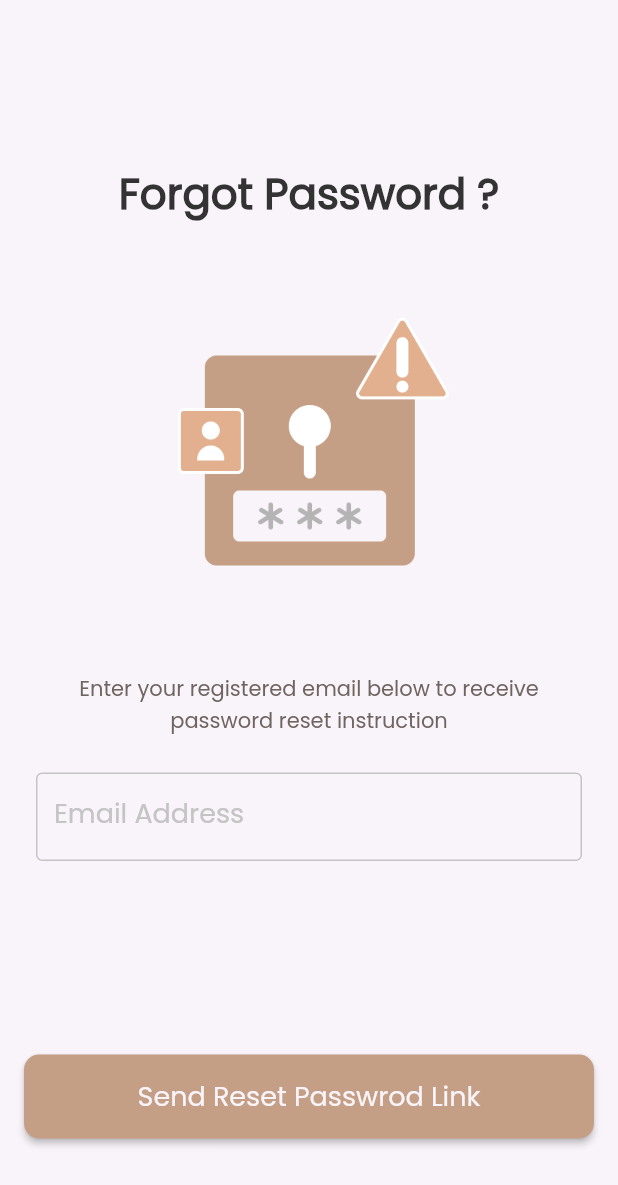
After one commit to HappyTechChannel/dalel, a Flutter app: the ForgotPasswordView screen opened by its route, on a phone screen of 412 x 824 dp. The commit adds this screen. Shown: the top 1185 px of the screen. Run offline on Flutter 3.47's test engine with Material 2 defaults, Android fonts, the phone set to English and light mode, and no system bars; our stand-ins replace firebase_auth, firebase_core, flutter_bloc, flutter_svg, fluttertoast, get_it and 3 more; accounts and stored records are empty.

Commit message:
Reset Password

```diff
--- a/lib/core/routes/app_router.dart
+++ b/lib/core/routes/app_router.dart
@@ -1,4 +1,5 @@
 import 'package:dalel/features/auth/presentation/auth_cubit/cubit/auth_cubit.dart';
+import 'package:dalel/features/auth/presentation/views/forgot_password.dart';
 import 'package:dalel/features/auth/presentation/views/sign_in_view.dart';
 import 'package:dalel/features/auth/presentation/views/sign_up_view.dart';
 import 'package:dalel/features/home/presentation/views/home_view.dart';
@@ -32,6 +33,13 @@ final GoRouter router = GoRouter(
       ),
     ),
     GoRoute(
+      path: "/forgotPassword",
+      builder: (context, state) => BlocProvider(
+        create: (context) => AuthCubit(),
+        child: const ForgotPasswordView(),
+      ),
+    ),
+    GoRoute(
       path: "/home",
       builder: (context, state) => const HomeView(),
     ),
--- a/lib/core/utils/app_strings.dart
+++ b/lib/core/utils/app_strings.dart
@@ -60,7 +60,7 @@ abstract class AppStrings {
       backToHome = "Back To Home",
       //!Forgot password
       forgotPasswordPage = "Forgot Password",
-      sendVerificationCode = "Send Verification Code",
+      sendResetPasswordLink = "Send Reset Passwrod Link",
       verificationNow = "Verification Now",
       resendCode = "Resend Code",
       verifyAccount = "Verify Account",
--- a/lib/features/auth/presentation/auth_cubit/cubit/auth_cubit.dart
+++ b/lib/features/auth/presentation/auth_cubit/cubit/auth_cubit.dart
@@ -13,6 +13,7 @@ class AuthCubit extends Cubit<AuthState> {
   bool? obscurePasswordTextValue = true;
   GlobalKey<FormState> signupFormKey = GlobalKey();
   GlobalKey<FormState> signinFormKey = GlobalKey();
+  GlobalKey<FormState> forgotPasswordFormKey = GlobalKey();
 
   signUpWithEmailAndPassword() async {
     try {
@@ -83,4 +84,14 @@ class AuthCubit extends Cubit<AuthState> {
       );
     }
   }
+
+  resetPasswordWithLink() async {
+    try {
+      emit(ResetPasswordLoadingState());
+      await FirebaseAuth.instance.sendPasswordResetEmail(email: emailAddress!);
+      emit(ResetPasswordSuccessState());
+    } catch (e) {
+      emit(ResetPasswordFailureState(errMessage: e.toString()));
+    }
+  }
 }
--- a/lib/features/auth/presentation/auth_cubit/cubit/auth_state.dart
+++ b/lib/features/auth/presentation/auth_cubit/cubit/auth_state.dart
@@ -22,6 +22,16 @@ final class SigninFailureState extends AuthState {
   SigninFailureState({required this.errMessage});
 }
 
+final class ResetPasswordLoadingState extends AuthState {}
+
+final class ResetPasswordSuccessState extends AuthState {}
+
+final class ResetPasswordFailureState extends AuthState {
+  final String errMessage;
+
+  ResetPasswordFailureState({required this.errMessage});
+}
+
 final class TermsAndConditionUpdateState extends AuthState {}
 
 final class ObscurePasswordTextUpdateState extends AuthState {}
--- /dev/null
+++ b/lib/features/auth/presentation/views/forgot_password.dart
@@ -0,0 +1,28 @@
+import 'package:dalel/core/utils/app_strings.dart';
+import 'package:dalel/features/auth/presentation/widgets/custom_forgot_password_form.dart';
+import 'package:dalel/features/auth/presentation/widgets/forgot_password_image.dart';
+import 'package:dalel/features/auth/presentation/widgets/forgot_password_sub_title.dart';
+import 'package:dalel/features/auth/presentation/widgets/welcome_text_widget.dart';
+import 'package:flutter/material.dart';
+
+class ForgotPasswordView extends StatelessWidget {
+  const ForgotPasswordView({super.key});
+
+  @override
+  Widget build(BuildContext context) {
+    return const Scaffold(
+      body: CustomScrollView(
+        slivers: [
+          SliverToBoxAdapter(child: SizedBox(height: 108)),
+          SliverToBoxAdapter(
+              child: WelcomeTextWidget(text: AppStrings.forgotPassword)),
+          SliverToBoxAdapter(child: SizedBox(height: 40)),
+          SliverToBoxAdapter(child: ForgotPasswrodImage()),
+          SliverToBoxAdapter(child: SizedBox(height: 24)),
+          SliverToBoxAdapter(child: ForgotPasswordSubTitle()),
+          SliverToBoxAdapter(child: CustomForgotPasswrodForm()),
+        ],
+      ),
+    );
+  }
+}
--- /dev/null
+++ b/lib/features/auth/presentation/widgets/custom_forgot_password_form.dart
@@ -0,0 +1,57 @@
+import 'package:dalel/core/functions/custom_toast.dart';
+import 'package:dalel/core/functions/navigation.dart';
+import 'package:dalel/core/utils/app_colors.dart';
+import 'package:dalel/core/utils/app_strings.dart';
+import 'package:dalel/core/widgets/custom_btn.dart';
+import 'package:dalel/features/auth/presentation/auth_cubit/cubit/auth_cubit.dart';
+import 'package:dalel/features/auth/presentation/auth_cubit/cubit/auth_state.dart';
+import 'package:dalel/features/auth/presentation/widgets/custom_text_field.dart';
+import 'package:flutter/material.dart';
+import 'package:flutter_bloc/flutter_bloc.dart';
+
+class CustomForgotPasswrodForm extends StatelessWidget {
+  const CustomForgotPasswrodForm({super.key});
+  @override
+  Widget build(BuildContext context) {
+    return BlocConsumer<AuthCubit, AuthState>(
+      listener: (context, state) {
+        if (state is ResetPasswordSuccessState) {
+          showToast("Check Your Email To Reset Your Password");
+          customReplacementNavigate(context, "/signIn");
+        } else if (state is ResetPasswordFailureState) {
+          showToast(state.errMessage);
+        }
+      },
+      builder: (context, state) {
+        AuthCubit authCubit = BlocProvider.of<AuthCubit>(context);
+        return Padding(
+          padding: const EdgeInsets.symmetric(horizontal: 16.0),
+          child: Form(
+            key: authCubit.forgotPasswordFormKey,
+            child: Column(
+              children: [
+                CustomTextFormField(
+                  labelText: AppStrings.emailAddress,
+                  onChanged: (email) {
+                    authCubit.emailAddress = email;
+                  },
+                ),
+                const SizedBox(height: 129),
+                state is SigninLoadingState
+                    ? CircularProgressIndicator(color: AppColors.primaryColor)
+                    : CustomBtn(
+                        onPressed: () {
+                          if (authCubit.forgotPasswordFormKey.currentState!
+                              .validate()) {
+                            authCubit.resetPasswordWithLink();
+                          }
+                        },
+                        text: AppStrings.sendResetPasswordLink),
+              ],
+            ),
+          ),
+        );
+      },
+    );
+  }
+}
--- /dev/null
+++ b/lib/features/auth/presentation/widgets/forgot_password_image.dart
@@ -0,0 +1,16 @@
+import 'package:dalel/core/utils/app_assets.dart';
+import 'package:flutter/material.dart';
+
+class ForgotPasswrodImage extends StatelessWidget {
+  const ForgotPasswrodImage({super.key});
+
+  @override
+  Widget build(BuildContext context) {
+    return SizedBox(
+        height: 235,
+        width: 235,
+        child: Image.asset(
+          Assets.imagesForgotPassword,
+        ));
+  }
+}
--- /dev/null
+++ b/lib/features/auth/presentation/widgets/forgot_password_sub_title.dart
@@ -0,0 +1,18 @@
+import 'package:dalel/core/utils/app_text_styles.dart';
+import 'package:flutter/material.dart';
+
+class ForgotPasswordSubTitle extends StatelessWidget {
+  const ForgotPasswordSubTitle({super.key});
+
+  @override
+  Widget build(BuildContext context) {
+    return Padding(
+      padding: const EdgeInsets.symmetric(horizontal: 34.0),
+      child: Text(
+        "Enter your registered email below to receive password reset instruction",
+        style: CustomTextStyles.poppins400style12.copyWith(fontSize: 14),
+        textAlign: TextAlign.center,
+      ),
+    );
+  }
+}
--- a/lib/features/auth/presentation/widgets/forgot_password_text_widget.dart
+++ b/lib/features/auth/presentation/widgets/forgot_password_text_widget.dart
@@ -10,7 +10,7 @@ class ForgotPasswordTextWidget extends StatelessWidget {
   Widget build(BuildContext context) {
     return GestureDetector(
       onTap: () {
-        customReplacementNavigate(context, "path");
+        customReplacementNavigate(context, "/forgotPassword");
       },
       child: Align(
         alignment: Alignment.centerRight,
```
